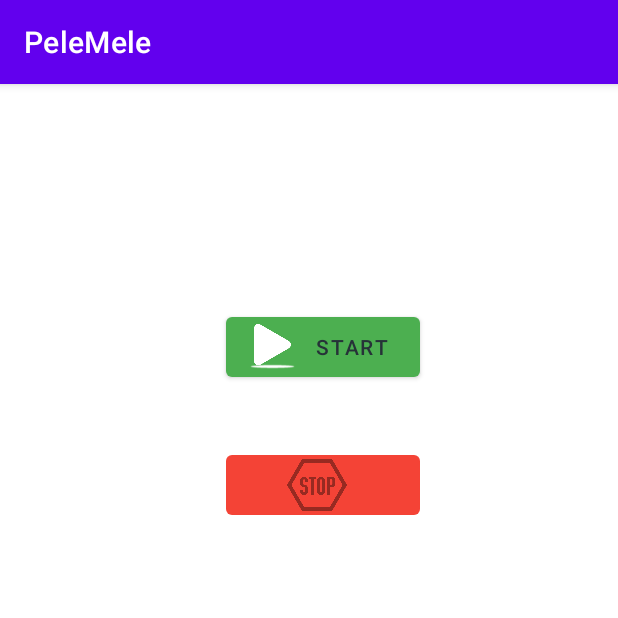
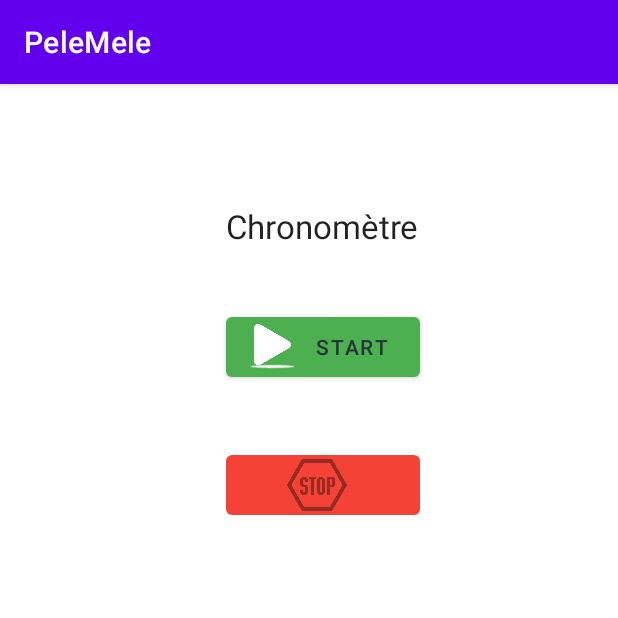
Before and after one commit to alexandreantunesmnds/PeleMele, an Android app: the ChronometreActivity screen opened directly, with no data from a screen before it, on a phone screen of 412 x 824 dp, the top half of it. Run offline under Robolectric (Android 15) with nearby library versions, the phone set to English and light mode, and no system bars.

Commit message:
Corrections application

```diff
--- a/app/build.gradle
+++ b/app/build.gradle
@@ -34,6 +34,7 @@ dependencies {
     implementation 'androidx.constraintlayout:constraintlayout:2.1.4'
     implementation 'com.google.android.gms:play-services-location:20.0.0'
     implementation 'com.google.android.gms:play-services-maps:18.1.0'
+    implementation 'androidx.lifecycle:lifecycle-process:2.3.1'
     testImplementation 'junit:junit:4.13.2'
     androidTestImplementation 'androidx.test.ext:junit:1.1.3'
     androidTestImplementation 'androidx.test.espresso:espresso-core:3.4.0'
--- a/app/src/main/java/com/example/pelemele/ContactAdapter.java
+++ b/app/src/main/java/com/example/pelemele/ContactAdapter.java
@@ -38,7 +38,7 @@ public class ContactAdapter extends RecyclerView.Adapter<ContactAdapter.ContactV
         if(contact.getPhoto() != null){
             Picasso.get().load(contact.getPhoto()).into(holder.img_contact);
         }else{
-            holder.img_contact.setImageResource(R.mipmap.ic_launcher_round);
+            holder.img_contact.setImageResource(R.drawable.contact_icon);
         }
 
     }
--- a/app/src/main/res/layout/activity_chronometre.xml
+++ b/app/src/main/res/layout/activity_chronometre.xml
@@ -29,4 +29,12 @@
             android:layout_marginTop="241dp" app:layout_constraintStart_toStartOf="parent"
             android:layout_marginStart="150dp" android:layout_marginEnd="132dp"
             app:layout_constraintEnd_toEndOf="parent"/>
+    <TextView
+            android:text="Chronomètre"
+            android:layout_width="wrap_content"
+            android:layout_height="wrap_content" android:id="@+id/textView4"
+            app:layout_constraintStart_toStartOf="parent" android:layout_marginStart="150dp"
+            app:layout_constraintTop_toTopOf="parent" android:layout_marginTop="80dp"
+            android:textAppearance="@style/TextAppearance.AppCompat.Large" android:layout_marginEnd="132dp"
+            app:layout_constraintEnd_toEndOf="parent"/>
 </androidx.constraintlayout.widget.ConstraintLayout>
--- a/app/src/main/res/layout/item_contact.xml
+++ b/app/src/main/res/layout/item_contact.xml
@@ -22,7 +22,7 @@
             app:layout_constraintBottom_toBottomOf="@+id/img_contact"/>
     <de.hdodenhof.circleimageview.CircleImageView
             android:layout_width="56dp"
-            android:layout_height="56dp" app:srcCompat="@mipmap/ic_launcher_round" android:id="@+id/img_contact"
+            android:layout_height="56dp" app:srcCompat="@drawable/contact_icon" android:id="@+id/img_contact"
             app:layout_constraintTop_toTopOf="parent"
             app:layout_constraintStart_toStartOf="parent"
             android:layout_marginStart="16dp" app:layout_constraintBottom_toBottomOf="parent"
```
Also changed, not shown: app/src/main/java/com/example/pelemele/CapteursActivity.java (+10 -2 lines).
